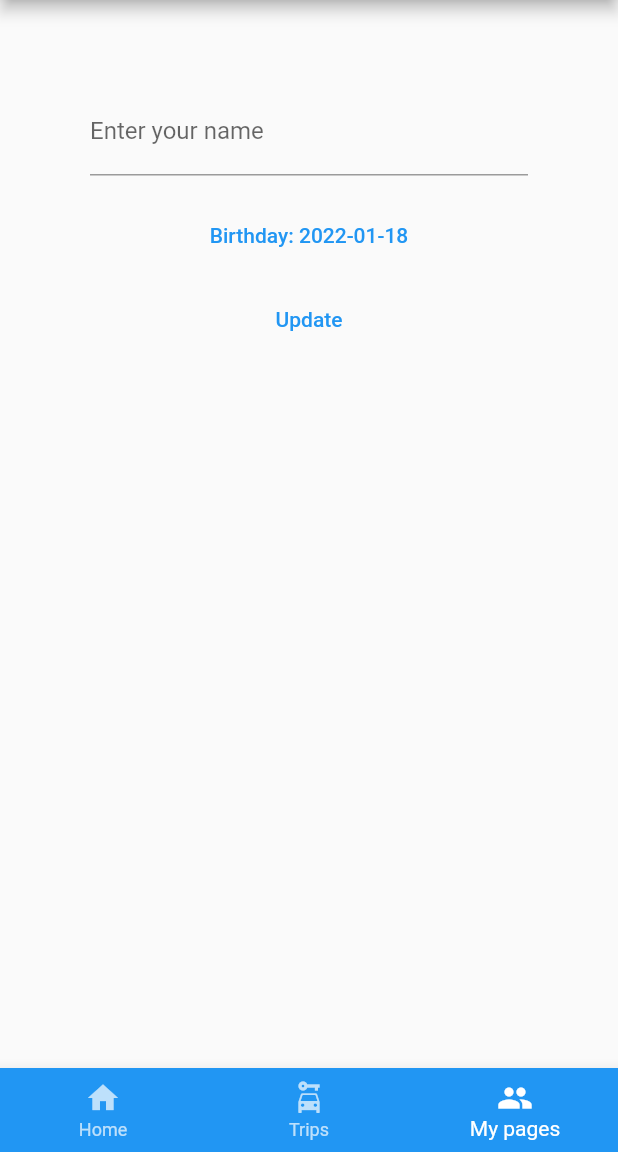
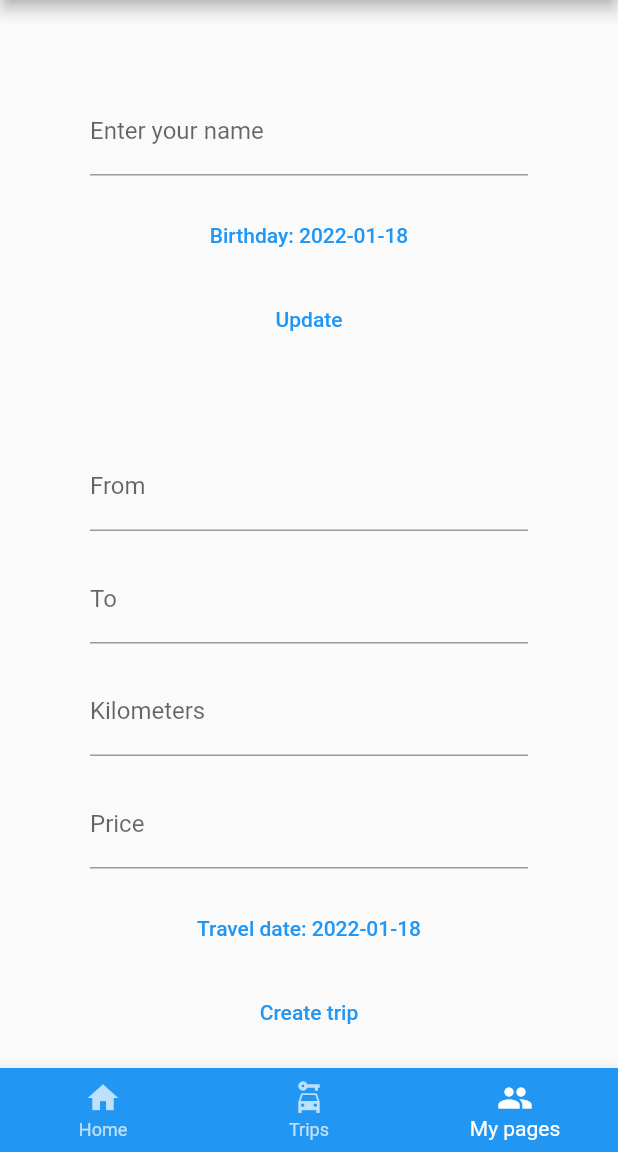
Before and after one commit to schjoth/haik-demo, a Flutter app: the screen it shows once a user with an empty profile is signed in, item 3 of the bottom bar chosen, on a phone screen of 412 x 824 dp, the part 84-1236 px from its top. Run offline on Flutter 3.47's test engine with Material 2 defaults, Android fonts, the phone set to English and light mode, and no system bars; our stand-ins replace cloud_firestore, firebase_auth, firebase_core, flutter_signin_button, google_sign_in; accounts and stored records are empty; network calls fail.

Commit message:
Can now add trips from my profile

```diff
--- a/lib/models/trip_model.dart
+++ b/lib/models/trip_model.dart
@@ -2,26 +2,29 @@ import 'package:haikapp/models/userinformation_model.dart';
 
 class TripModel {
   final String driverId;
-  final String passengerId;
+  final String? passengerId;
   final String from;
   final String to;
+  final DateTime date;
   final int kilometers;
   final int price;
 
   TripModel(
       {required this.driverId,
-      required this.passengerId,
+      this.passengerId,
       required this.from,
       required this.to,
+      required this.date,
       required this.kilometers,
       required this.price});
 
   factory TripModel.fromMap({required Map data}) {
     return TripModel(
       driverId: data["driver"] ?? "",
-      passengerId: data["passenger"] ?? "",
+      passengerId: data["passenger"],
       from: data["from"] ?? "",
       to: data["to"] ?? "",
+      date: DateTime.parse(data["date"] ?? ""),
       kilometers: data["kilometers"] ?? 0,
       price: data["price"] ?? 0,
     );
@@ -30,8 +33,6 @@ class TripModel {
   toString() {
     return "driverId: " +
         driverId +
-        ", passengerId: " +
-        passengerId +
         ", from: " +
         from +
         ", to: " +
@@ -41,4 +42,16 @@ class TripModel {
         ", price: " +
         price.toString();
   }
+
+  Map<String, Object?> toJson() {
+    return {
+      "driver": driverId,
+      "passenger": passengerId,
+      "from": from,
+      "to": to,
+      "date": date.toLocal(),
+      "kilometers": kilometers,
+      "price": price
+    };
+  }
 }
--- a/lib/providers/database_service.dart
+++ b/lib/providers/database_service.dart
@@ -34,4 +34,10 @@ class DatabaseService {
               return TripModel.fromMap(data: doc.data());
             }).toList());
   }
+
+  Future<void> createTrip(TripModel trip) async {
+    try {
+      await _db.collection("trips").add(trip.toJson());
+    } catch (e) {}
+  }
 }
--- a/lib/screens/my_pages_screen.dart
+++ b/lib/screens/my_pages_screen.dart
@@ -1,4 +1,5 @@
 import 'package:flutter/material.dart';
+import 'package:haikapp/widgets/trips/create_trips.dart';
 import 'package:haikapp/widgets/update_user/update_user_information.dart';
 
 class MyPagesScreen extends StatelessWidget {
@@ -8,6 +9,9 @@ class MyPagesScreen extends StatelessWidget {
 
   @override
   Widget build(BuildContext context) {
-    return Center(child: UpdateUserInformation());
+    return SingleChildScrollView(
+        child: Column(
+      children: [UpdateUserInformation(), CreateTrips()],
+    ));
   }
 }
--- /dev/null
+++ b/lib/widgets/trips/create_trips.dart
@@ -0,0 +1,158 @@
+import 'package:firebase_auth/firebase_auth.dart';
+import 'package:flutter/material.dart';
+import 'package:haikapp/models/trip_model.dart';
+import 'package:haikapp/providers/database_service.dart';
+import 'package:provider/provider.dart';
+
+class CreateTrips extends StatefulWidget {
+  CreateTrips({Key? key}) : super(key: key);
+
+  @override
+  _CreateTripsState createState() => _CreateTripsState();
+}
+
+class _CreateTripsState extends State<CreateTrips> {
+  DateTime travelTime = DateTime.now();
+  final fromController = TextEditingController();
+  final toController = TextEditingController();
+  final kilometersController = TextEditingController();
+  final priceController = TextEditingController();
+
+  Future<void> createTrip(BuildContext context, User? authUser) async {
+    if (authUser == null) return;
+
+    final TripModel newTrip = TripModel(
+        driverId: authUser.uid,
+        passengerId: null,
+        from: fromController.text,
+        to: toController.text,
+        date: travelTime,
+        kilometers: int.parse(kilometersController.text),
+        price: int.parse(priceController.text));
+
+    await context.read<DatabaseService>().createTrip(newTrip);
+  }
+
+  Future<void> _selectDate(BuildContext context) async {
+    final DateTime? picked = await showDatePicker(
+        context: context,
+        initialDate: travelTime,
+        lastDate: DateTime(2100, 8),
+        firstDate: DateTime.now());
+    if (picked != null && picked != travelTime) {
+      setState(() {
+        travelTime = picked;
+      });
+    }
+  }
+
+  @override
+  void dispose() {
+    fromController.dispose();
+    toController.dispose();
+    kilometersController.dispose();
+    priceController.dispose();
+    super.dispose();
+  }
+
+  @override
+  Widget build(BuildContext context) {
+    final authUser = context.watch<User?>();
+    return Center(
+      child: Column(
+        children: [
+          Container(
+            width: MediaQuery.of(context).size.width * 0.5 < 300
+                ? 300
+                : MediaQuery.of(context).size.width,
+            margin: const EdgeInsets.only(top: 50),
+            child: Padding(
+              padding:
+                  const EdgeInsets.symmetric(horizontal: 8, vertical: 16) * 0.5,
+              child: TextFormField(
+                controller: fromController,
+                decoration: const InputDecoration(
+                  border: UnderlineInputBorder(),
+                  labelText: 'From',
+                ),
+              ),
+            ),
+          ),
+          Container(
+            width: MediaQuery.of(context).size.width * 0.5 < 300
+                ? 300
+                : MediaQuery.of(context).size.width,
+            child: Padding(
+              padding:
+                  const EdgeInsets.symmetric(horizontal: 8, vertical: 16) * 0.5,
+              child: TextFormField(
+                controller: toController,
+                decoration: const InputDecoration(
+                  border: UnderlineInputBorder(),
+                  labelText: 'To',
+                ),
+              ),
+            ),
+          ),
+          Container(
+            width: MediaQuery.of(context).size.width * 0.5 < 300
+                ? 300
+                : MediaQuery.of(context).size.width,
+            child: Padding(
+              padding:
+                  const EdgeInsets.symmetric(horizontal: 8, vertical: 16) * 0.5,
+              child: TextFormField(
+                controller: kilometersController,
+                keyboardType: TextInputType.number,
+                decoration: const InputDecoration(
+                  border: UnderlineInputBorder(),
+                  labelText: 'Kilometers',
+                ),
+              ),
+            ),
+          ),
+          Container(
+            width: MediaQuery.of(context).size.width * 0.5 < 300
+                ? 300
+                : MediaQuery.of(context).size.width,
+            child: Padding(
+              padding:
+                  const EdgeInsets.symmetric(horizontal: 8, vertical: 16) * 0.5,
+              child: TextFormField(
+                controller: priceController,
+                keyboardType: TextInputType.number,
+                decoration: const InputDecoration(
+                  border: UnderlineInputBorder(),
+                  labelText: 'Price',
+                ),
+              ),
+            ),
+          ),
+          Container(
+            width: MediaQuery.of(context).size.width * 0.5 < 300
+                ? 300
+                : MediaQuery.of(context).size.width,
+            child: Padding(
+                padding:
+                    const EdgeInsets.only(right: 8, left: 8, top: 16) * 0.5,
+                child: TextButton(
+                    child: Text("Travel date: " +
+                        "${travelTime.toLocal()}".split(' ')[0]),
+                    onPressed: () => _selectDate(context))),
+          ),
+          Container(
+            width: MediaQuery.of(context).size.width * 0.5 < 300
+                ? 300
+                : MediaQuery.of(context).size.width,
+            child: Padding(
+                padding:
+                    const EdgeInsets.only(right: 8, left: 8, top: 16) * 0.5,
+                child: TextButton(
+                    child: const Text("Create trip"),
+                    onPressed: () => createTrip(context, authUser))),
+          ),
+        ],
+      ),
+    );
+  }
+}
--- a/lib/widgets/update_user/update_user_information.dart
+++ b/lib/widgets/update_user/update_user_information.dart
@@ -37,6 +37,12 @@ class _UpdateUserInformationState extends State<UpdateUserInformation> {
         birthday = picked;
       });
     }
+  }
+
+  @override
+  void dispose() {
+    nameController.dispose();
+    super.dispose();
   }
 
   @override
```
